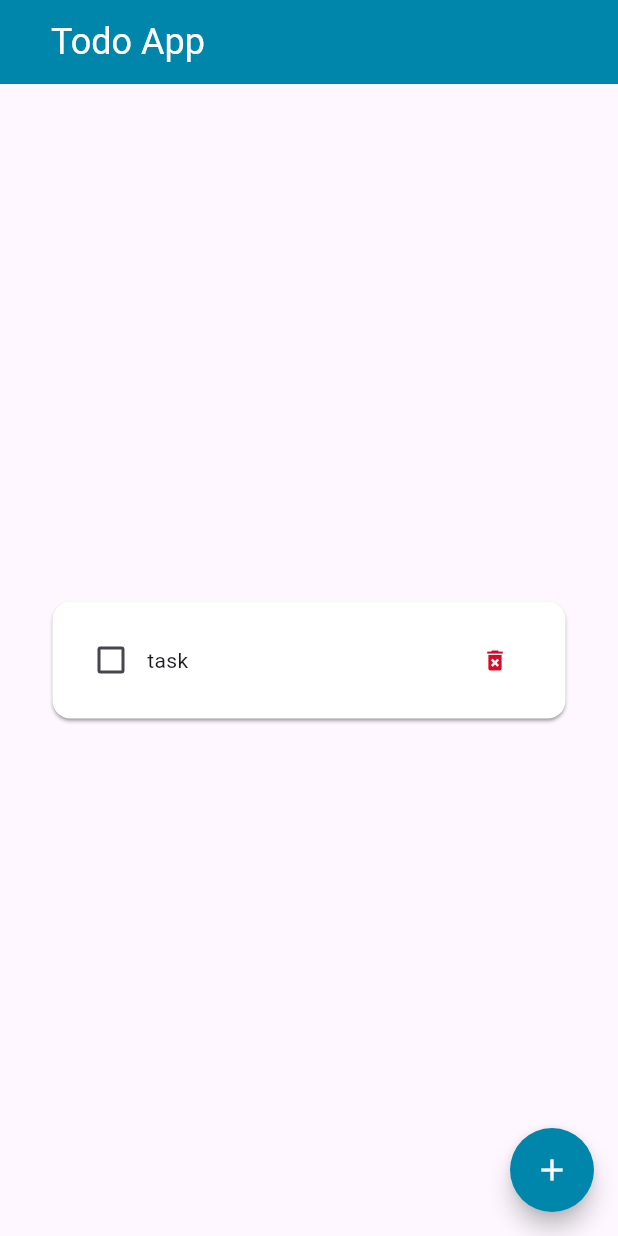
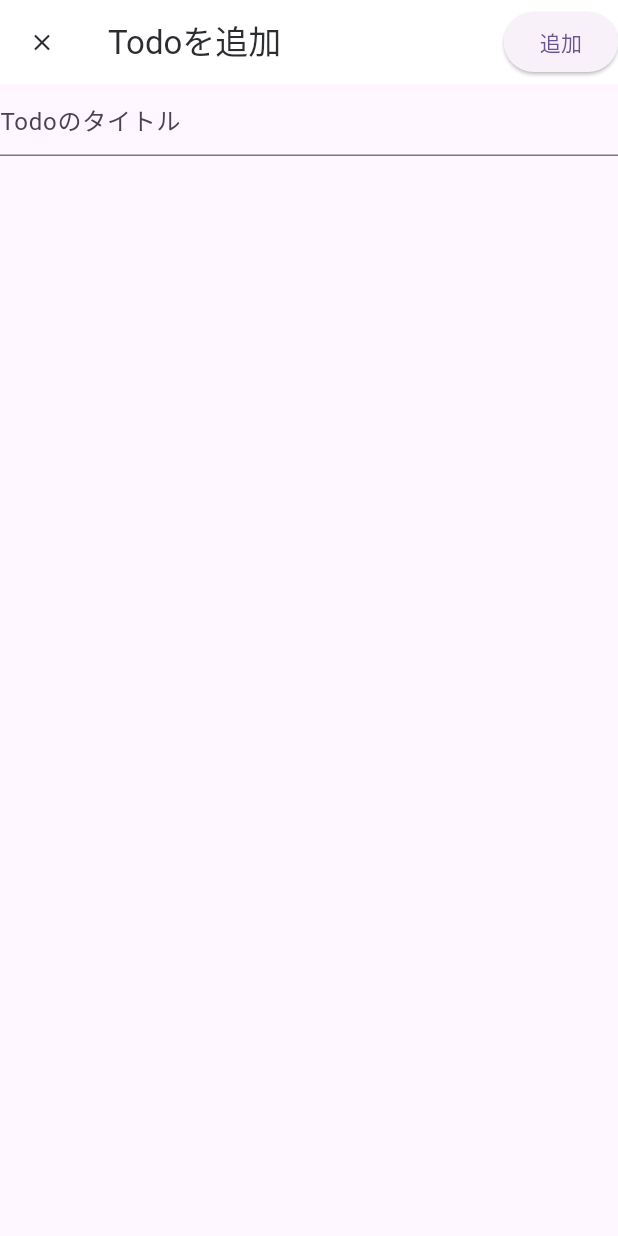
Before and after one commit to inoren-ten/todo_demo_flutter, a Flutter app: the screen it shows after launch, after a tap on the "add" icon, on a phone screen of 412 x 824 dp. Run offline on Flutter 3.47's test engine with Material 2 defaults, Android fonts, the phone set to English and light mode, and no system bars; our stand-ins replace flutter_riverpod, riverpod_annotation; generated files the repository leaves out were written again.

Commit message:
add: todo modal #11

```diff
--- a/lib/component/button/add_todo_button.dart
+++ b/lib/component/button/add_todo_button.dart
@@ -1,15 +1,17 @@
 import 'package:flutter/material.dart';
 import 'package:flutter_riverpod/flutter_riverpod.dart';
+import 'package:namer_app/component/modal/add_todo_modal.dart';
 import 'package:namer_app/constant/colors.dart';
 import 'package:namer_app/provider/todos_provider.dart';
+import 'package:namer_app/view/add_todo_page.dart';
 
 class AddTodoButton extends ConsumerWidget {
   @override
   Widget build(BuildContext context, WidgetRef ref) {
     return FloatingActionButton(
       onPressed: () {
-        final notifier = ref.read(todosNotifierProvider.notifier);
-        notifier.addTodo();
+        Navigator.push(
+            context, MaterialPageRoute(builder: (context) => AddTodoPage()));
       },
       shape: CircleBorder(),
       backgroundColor: AppColors.primaryBlue,
--- a/lib/provider/todos_provider.dart
+++ b/lib/provider/todos_provider.dart
@@ -14,10 +14,10 @@ class TodosNotifier extends _$TodosNotifier {
     return [];
   }
 
-  void addTodo() {
+  void addTodo({required String title}) {
     final TodoType newTodo = TodoType(
       id: state.length,
-      title: 'task',
+      title: title,
       finish: false,
     );
     final newState = [...state, newTodo];
--- /dev/null
+++ b/lib/view/add_todo_page.dart
@@ -0,0 +1,65 @@
+import 'package:flutter/material.dart';
+import 'package:flutter_riverpod/flutter_riverpod.dart';
+import 'package:namer_app/constant/colors.dart';
+import 'package:namer_app/provider/todos_provider.dart';
+
+class AddTodoPage extends ConsumerStatefulWidget {
+  @override
+  ConsumerState<AddTodoPage> createState() => _AddTodoPageState();
+}
+
+class _AddTodoPageState extends ConsumerState<AddTodoPage> {
+  var title = '';
+  var backgroundColor = AppColors.primaryPaleGray;
+
+  @override
+  Widget build(BuildContext context) {
+    if (title.length > 0) {
+      backgroundColor = AppColors.primaryBlue;
+    } else {
+      backgroundColor = AppColors.primaryPaleGray;
+    }
+
+    return Scaffold(
+      appBar: AppBar(
+        backgroundColor: AppColors.primaryWhite,
+        foregroundColor: AppColors.textColor,
+        leading: TextButton(
+          child: Icon(
+            Icons.clear,
+            color: AppColors.textColor,
+          ),
+          onPressed: () {
+            Navigator.of(context).pop();
+          },
+        ),
+        title: Text('Todoを追加'),
+        actions: [
+          ElevatedButton(
+            style: ButtonStyle(),
+            child: Text('追加'),
+            onPressed: () {
+              if (title.length > 0) {
+                final notifier = ref.read(todosNotifierProvider.notifier);
+                notifier.addTodo(title: title);
+                Navigator.of(context).pop();
+              }
+            },
+          )
+        ],
+      ),
+      body: Column(
+        children: [
+          TextField(
+            decoration: InputDecoration(
+              hintText: 'Todoのタイトル',
+            ),
+            onChanged: (String value) {
+              title = value;
+            },
+          )
+        ],
+      ),
+    );
+  }
+}
```
Also changed, not shown: lib/component/modal/add_todo_modal.dart (added, +26 -0 lines).
